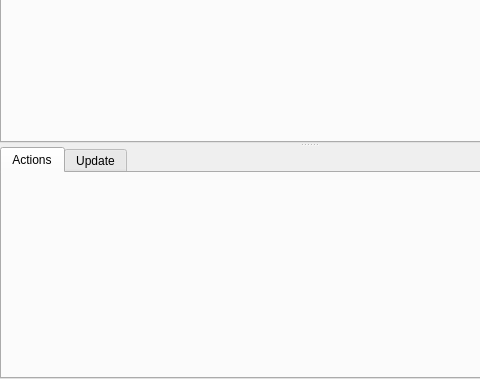
This is src/plugin/rootbuilder/ui/rootbuilder_menu.ui in Kezyma/ModOrganizer-Plugins as Qt 5 draws it before an edit; both pictures show x 0 to 480 and y 89 to 468 of the 617 by 468 pixel window. The edited form follows.
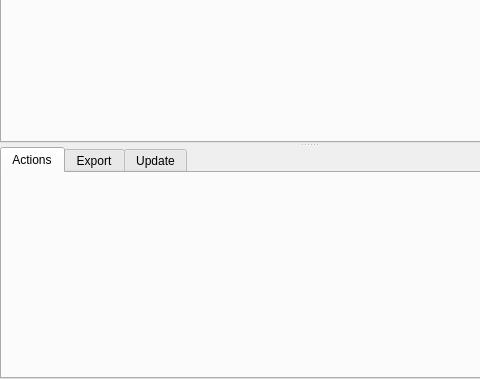
This is the edited form. The open tabs and pages were chosen to show the change.

What changed in the file:
```diff
--- a/src/plugin/rootbuilder/ui/rootbuilder_menu.ui
+++ b/src/plugin/rootbuilder/ui/rootbuilder_menu.ui
@@ -73,6 +73,11 @@
         <string>Actions</string>
        </attribute>
       </widget>
+      <widget class="QWidget" name="exportTab">
+       <attribute name="title">
+        <string>Export</string>
+       </attribute>
+      </widget>
       <widget class="QWidget" name="updateTab">
        <attribute name="title">
         <string>Update</string>
```
Left out of the diff: 2 changed lines with no effect on the pictures.
